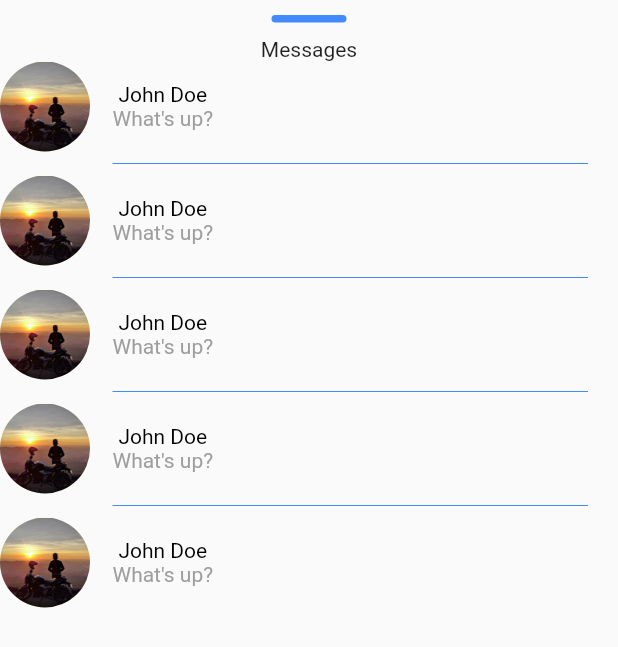
After one commit to ludoo0d0a/messio, a Flutter app: the ConversationBottomSheetWidget screen opened directly, on a phone screen of 412 x 824 dp. The commit adds this screen. Shown: the top 647 px of the screen. Run offline on Flutter 3.47's test engine with Material 2 defaults, Android fonts, the phone set to English and light mode, and no system bars.

Commit message:
add bottomsheet

```diff
--- a/lib/config/Palette.dart
+++ b/lib/config/Palette.dart
@@ -12,4 +12,6 @@ class Palette{
   static Color selfMessageColor = Colors.white;
   static Color otherMessageColor = Color(0xff3f3f3f);
   static Color greyColor = Colors.grey;
+
+  static Color accentColor = Colors.blueAccent;
 }
--- /dev/null
+++ b/lib/config/Styles.dart
@@ -0,0 +1,14 @@
+import 'package:flutter/material.dart';
+
+import 'Palette.dart';
+
+class Styles {
+  static TextStyle textHeading = TextStyle(
+      color: Palette.primaryTextColor, fontSize: 20); // Text style for the name
+  static TextStyle subHeading =
+      TextStyle(color: Palette.primaryTextColor, fontSize: 14);
+  static TextStyle text = TextStyle(color: Palette.secondaryTextColor);
+  static TextStyle subText = TextStyle(color: Palette.greyColor);
+  static TextStyle date = TextStyle(
+      color: Palette.greyColor, fontSize: 12.0, fontStyle: FontStyle.normal);
+}
--- a/lib/pages/ConversationPage.dart
+++ b/lib/pages/ConversationPage.dart
@@ -2,6 +2,7 @@ import 'package:flutter/material.dart';
 
 import 'package:messio/widgets/ChatAppBar.dart';
 import 'package:messio/widgets/ChatListWidget.dart';
+import 'package:messio/widgets/ConversationBottomSheetWidget.dart';
 import 'package:messio/widgets/InputWidget.dart';
 
 class ConversationPage extends StatefulWidget {
@@ -11,20 +12,34 @@ class ConversationPage extends StatefulWidget {
 
   @override
   _ConversationPageState createState() => _ConversationPageState();
+
 }
 
 class _ConversationPageState extends State<ConversationPage> {
+
+  // dont forget key: _scaffoldKey, in Scaffold
+  final GlobalKey<ScaffoldState> _scaffoldKey = new GlobalKey<ScaffoldState>();
+
   @override
   Widget build(BuildContext context) {
     return SafeArea(
       child: Scaffold(
+        key: _scaffoldKey,
         appBar: ChatAppBar(),
         body: Stack(
           children: <Widget>[
             Column(
               children: <Widget>[
                 ChatListWidget(),//Chat list
-                InputWidget(), // The input widget
+                GestureDetector(
+                    child: InputWidget(),
+                    onPanUpdate: (details) {
+                      if (details.delta.dy <0) {
+                        _scaffoldKey.currentState.showBottomSheet<Null>((BuildContext context) {
+                          return ConversationBottomSheetWidget();
+                        });
+                      }
+                    })
               ],
             )
           ],
--- /dev/null
+++ b/lib/widgets/ChatRowWidget.dart
@@ -0,0 +1,42 @@
+import 'package:flutter/material.dart';
+import 'package:messio/config/Assets.dart';
+import 'package:messio/config/Styles.dart';
+
+class ChatRowWidget extends StatelessWidget {
+  @override
+  Widget build(BuildContext context) {
+    return Container(
+      child: Row(
+        children: <Widget>[
+          Expanded(
+            flex: 8,
+            child: Row(
+              children: <Widget>[
+                CircleAvatar(
+                  radius: 30,
+                  backgroundImage: Image.asset(
+                    Assets.user,
+                  ).image,
+                ),
+                SizedBox(
+                  width: 15,
+                ),
+                Container(
+                  child: Column(
+                    children: <Widget>[
+                      Text('John Doe', style: Styles.subHeading),
+                      Text(
+                        'What\'s up?',
+                        style: Styles.subText,
+                      )
+                    ],
+                  )
+                )
+              ],
+            ),
+          )
+        ],
+      ),
+    );
+  }
+}
--- /dev/null
+++ b/lib/widgets/ConversationBottomSheetWidget.dart
@@ -0,0 +1,45 @@
+import 'package:flutter/material.dart';
+import 'package:messio/config/Palette.dart';
+
+import 'ChatRowWidget.dart';
+import 'NavigationPillWidget.dart';
+
+class ConversationBottomSheetWidget extends StatefulWidget {
+  ConversationBottomSheetWidget({Key key}) : super(key: key);
+
+  @override
+  _ConversationBottomSheetWidgetState createState() =>
+      _ConversationBottomSheetWidgetState();
+}
+
+class _ConversationBottomSheetWidgetState
+    extends State<ConversationBottomSheetWidget> {
+  @override
+  Widget build(BuildContext context) {
+    return Scaffold(
+      body: ListView(
+        children: <Widget>[
+          NavigationPillWidget(),
+          Center(
+            child: Text('Messages')
+          ),
+          ListView.separated(
+            // Listview inside ListView requires these 2 attributes for proper scroll
+            shrinkWrap: true,
+            physics: ClampingScrollPhysics(),
+            itemCount: 5,
+            separatorBuilder: (context, index) => Padding(
+                padding: EdgeInsets.only(left: 75,right: 20),
+                child: Divider(
+                  color: Palette.accentColor,
+                )),
+            itemBuilder: (context, index) {
+              return ChatRowWidget();
+            },
+          )
+
+        ],
+      ),
+    );
+  }
+}
--- /dev/null
+++ b/lib/widgets/NavigationPillWidget.dart
@@ -0,0 +1,36 @@
+import 'package:flutter/material.dart';
+import 'package:messio/config/Palette.dart';
+
+class NavigationPillWidget extends StatelessWidget {
+  @override
+  Widget build(BuildContext context) {
+    return Container(
+      child: Column(
+        mainAxisAlignment: MainAxisAlignment.center,
+        crossAxisAlignment: CrossAxisAlignment.stretch,
+        children: <Widget>[
+          Container(
+            child:Center(
+              child: Wrap(
+                children: <Widget>[
+                  Container(
+                      width: 50,
+                      margin: EdgeInsets.only(top: 10, bottom: 10),
+                      height: 5,
+                      decoration: new BoxDecoration(
+                        color: Palette.accentColor,
+                        shape: BoxShape.rectangle,
+                        borderRadius: BorderRadius.all(
+                            Radius.circular(8.0)),
+                      )
+                  )
+                ],
+              ),
+            )
+            ,
+          )
+        ],
+      ),
+    );
+  }
+}
```
Also changed, not shown: day6-final/Screenshot_1568698471.png (added).
